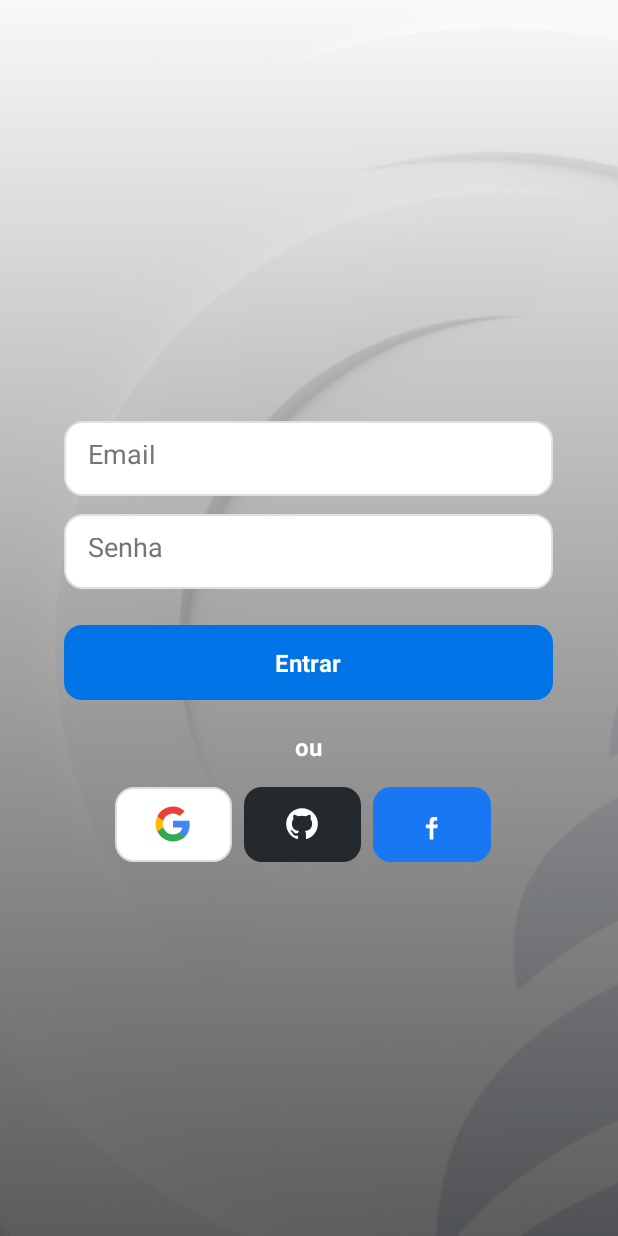
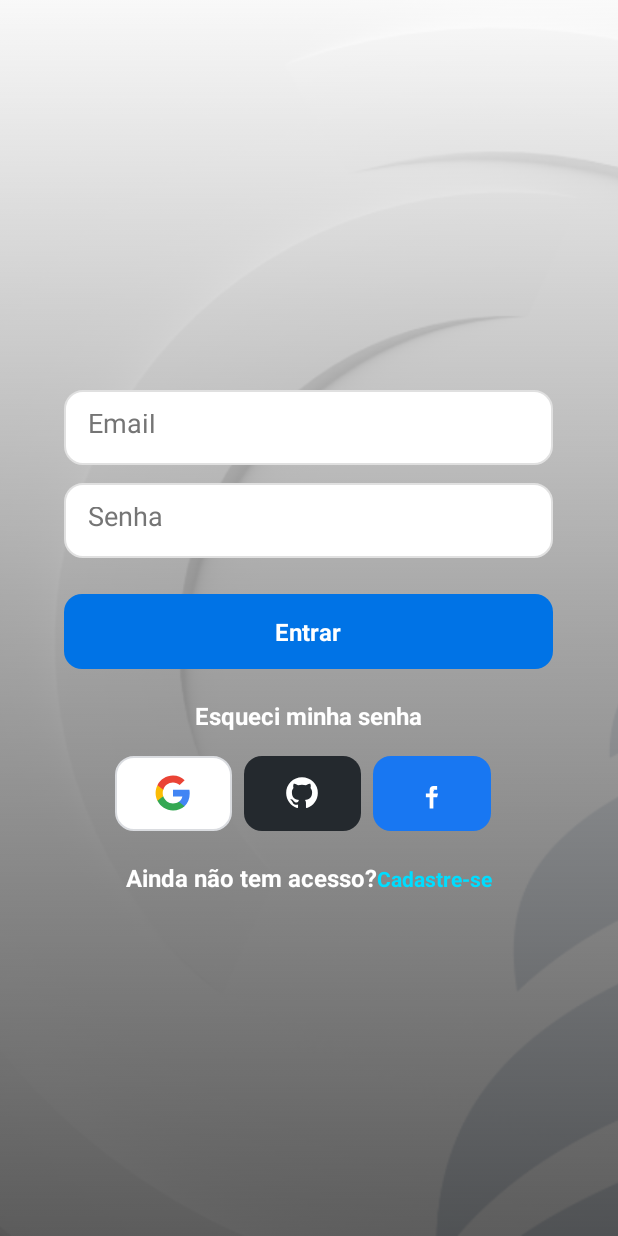
Before and after one commit to Ciencia-da-Computacao-4-Semestre-Mobile/grupo2_unaspmarketplace, an Android app: the screen it shows after launch (LoginActivity), on a phone screen of 412 x 824 dp. Run offline under Robolectric (Android 15) with nearby library versions, the light colour scheme and no system bars; our stand-ins replace Firebase (no records; nobody signed in at launch, a user with empty details on screens opened directly).

Commit message:
texto clicavel para cadastro + tela de registro criada junto com xml e activity

```diff
--- a/app/src/main/AndroidManifest.xml
+++ b/app/src/main/AndroidManifest.xml
@@ -27,6 +27,9 @@
             </intent-filter>
         </activity>
 
+
+        <activity android:name=".RegisterActivity"/>
+
         <!-- Tela Home -->
         <activity android:name=".HomeActivity" />
 
--- a/app/src/main/java/com/unasp/unaspmarketplace/LoginActivity.kt
+++ b/app/src/main/java/com/unasp/unaspmarketplace/LoginActivity.kt
@@ -13,6 +13,7 @@ import com.google.android.gms.common.api.ApiException
 import com.google.firebase.FirebaseApp
 import com.unasp.unaspmarketplace.auth.GoogleAuthHelper
 import com.unasp.unaspmarketplace.data.model.LoginViewModel
+import android.widget.TextView
 
 class LoginActivity : AppCompatActivity() {
     private val viewModel = LoginViewModel()
@@ -48,12 +49,19 @@ class LoginActivity : AppCompatActivity() {
         super.onCreate(savedInstanceState)
 
         try {
-            // Initialize Firebase
             FirebaseApp.initializeApp(this)
+            setContentView(R.layout.login_activity)
 
-            setContentView(R.layout.login_activity)
             setupLoginButtons()
             observeLoginState()
+
+            // 🔹 Novo trecho: texto clicável para cadastro
+            val Register = findViewById<TextView>(R.id.sign_in_text)
+            Register.setOnClickListener {
+                val intent = Intent(this, RegisterActivity::class.java)
+                startActivity(intent)
+            }
+
         } catch (e: Exception) {
             Log.e("LoginActivity", "Error in onCreate", e)
             Toast.makeText(this, "Erro ao inicializar a tela: ${e.message}", Toast.LENGTH_LONG).show()
--- a/app/src/main/res/layout/login_activity.xml
+++ b/app/src/main/res/layout/login_activity.xml
@@ -57,10 +57,10 @@
             android:layout_height="50dp"
             android:layout_marginTop="24dp"
             android:background="@drawable/login_button_background"
+            android:clickable="true"
+            android:focusable="true"
             android:gravity="center"
-            android:orientation="horizontal"
-            android:clickable="true"
-            android:focusable="true">
+            android:orientation="horizontal">
 
             <TextView
                 android:layout_width="wrap_content"
@@ -76,7 +76,7 @@
             android:layout_width="wrap_content"
             android:layout_height="wrap_content"
             android:layout_marginTop="20dp"
-            android:text="@string/ou"
+            android:text="@string/forgot_password"
             android:textColor="#FFFFFF"
             android:textSize="16sp"
             android:textStyle="bold" />
@@ -150,6 +150,35 @@
 
         </LinearLayout>
 
+        <LinearLayout
+            android:layout_width="wrap_content"
+            android:layout_height="wrap_content"
+            android:orientation="horizontal"
+            android:layout_marginTop="20dp">
+
+
+            <TextView
+                android:layout_width="wrap_content"
+                android:layout_height="wrap_content"
+                android:text="@string/sign_in"
+                android:textColor="#FFFFFF"
+                android:textSize="16sp"
+                android:textStyle="bold" />
+
+            <TextView
+                android:id="@+id/sign_in_text"
+                android:layout_width="wrap_content"
+                android:layout_height="wrap_content"
+                android:text="Cadastre-se"
+                android:textColor="@android:color/holo_blue_bright"
+                android:textStyle="bold"
+                android:clickable="true"
+                android:focusable="true"/>
+
+        </LinearLayout>
+
     </LinearLayout>
 
+
+
 </FrameLayout>
--- a/app/src/main/res/values/strings.xml
+++ b/app/src/main/res/values/strings.xml
@@ -7,7 +7,8 @@
     <string name="senha">Senha</string>
     <string name="entrar">Entrar</string>
     <string name="entrar_com_google">Entrar com Google</string>
-    <string name="ou">ou</string>
+    <string name="forgot_password">Esqueci minha senha</string>
+    <string name="sign_in">Ainda não tem acesso?</string>
     <string name="github">GitHub</string>
     <string name="google">Google</string>
     <string name="checkout">Finalizar Compra</string>
@@ -15,4 +16,5 @@
     <string name="title">Unasp Marketplace</string>
     <string name="new_product">Novo Produto</string>
     <string name="default_web_client_id">524313708339-2tmt7fo1ackpjsc435il2vsuaf09jlas.apps.googleusercontent.com</string>
+
 </resources>
```
Also changed, not shown: app/src/main/java/com/unasp/unaspmarketplace/RegisterActivity.kt (added, +38 -0 lines), app/src/main/res/layout/register_activity.xml (added, +37 -0 lines).
